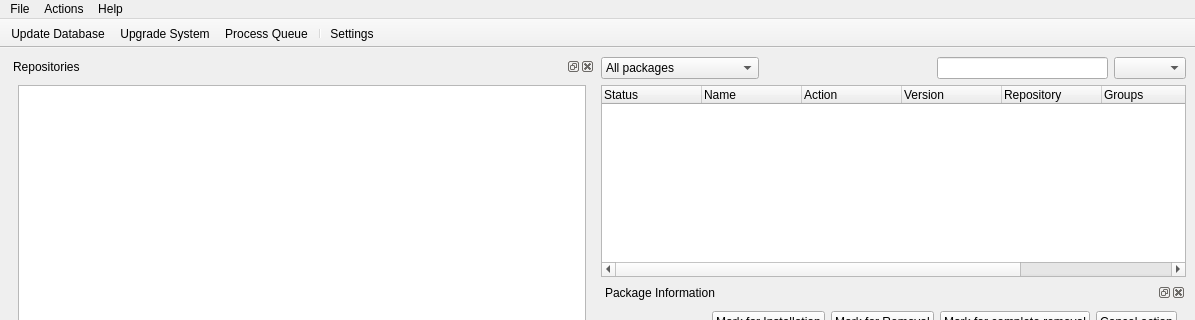
This is trunk/ui/MainWindow.ui in drf/shaman1 as Qt 5 draws it before an edit; both pictures show x 0 to 1195 and y 0 to 320 of the 1195 by 722 pixel window. The edited form follows.
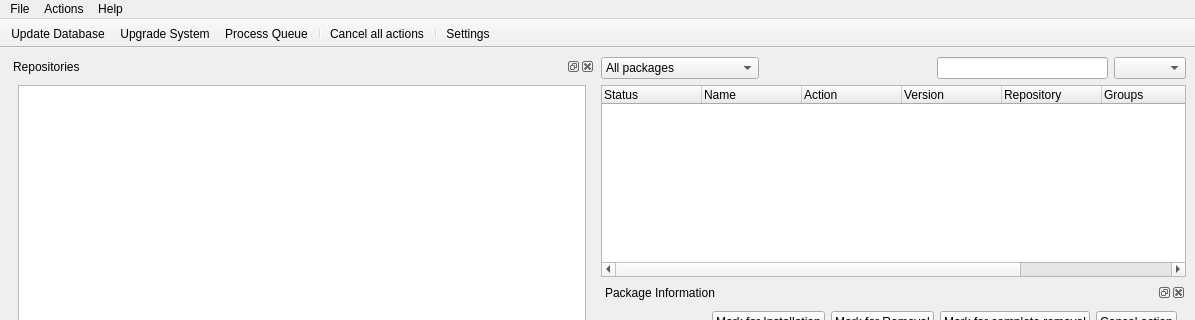
This is the edited form. Icons and pictures are not drawn.

Commit message: Remove all actions

```diff
--- a/trunk/ui/MainWindow.ui
+++ b/trunk/ui/MainWindow.ui
@@ -501,6 +501,8 @@
    <addaction name="actionUpgrade_System" />
    <addaction name="actionProcess_Queue" />
    <addaction name="separator" />
+   <addaction name="actionCancel_all_actions" />
+   <addaction name="separator" />
    <addaction name="actionPacman_Preferences" />
   </widget>
   <widget class="QStatusBar" name="statusBar" />
@@ -581,6 +583,14 @@
     <string>Process Queue</string>
    </property>
   </action>
+  <action name="actionCancel_all_actions" >
+   <property name="icon" >
+    <iconset resource="qtpacman.qrc" >:/Icons/icons/dialog-cancel.png</iconset>
+   </property>
+   <property name="text" >
+    <string>Cancel all actions</string>
+   </property>
+  </action>
  </widget>
  <resources>
   <include location="qtpacman.qrc" />
```
The commit also changes 2 other files.
